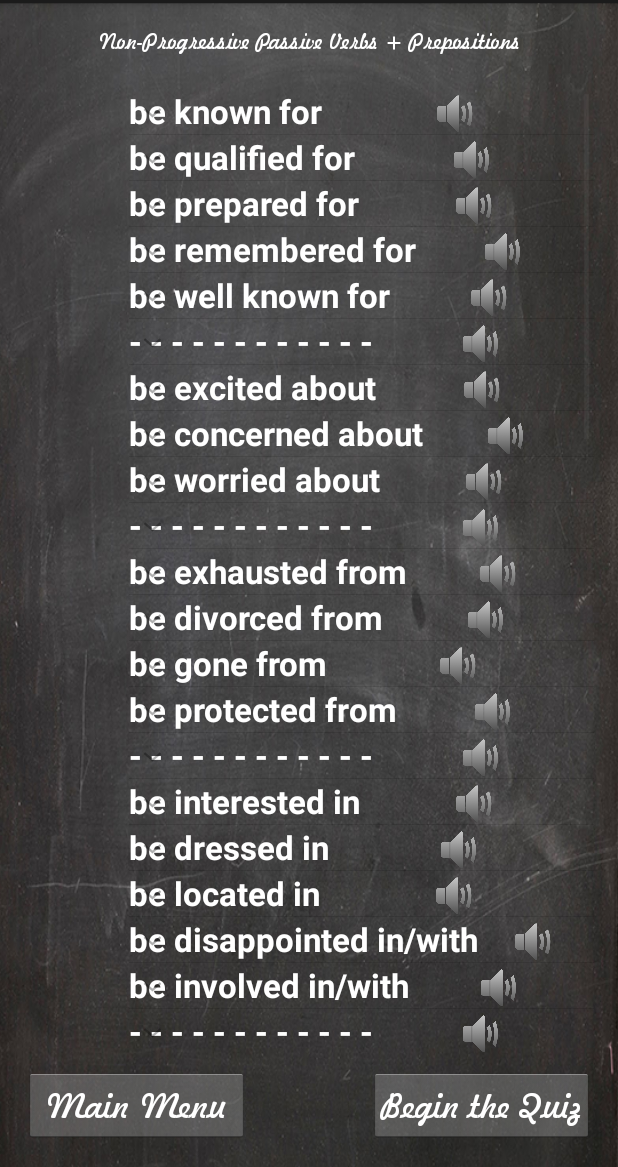
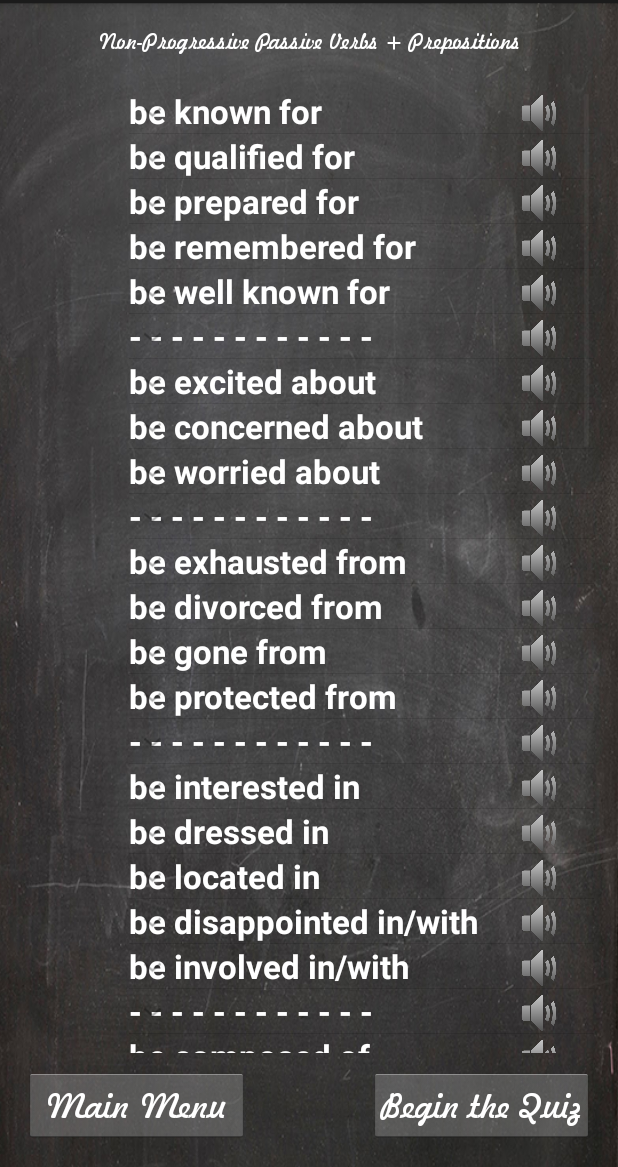
Before and after one commit to mobilotest/english_quiz, an Android app: the GrammarActivity screen opened directly, with no data from a screen before it, on a phone screen of 412 x 824 dp, the part 69-1236 px from its top. Run offline under Robolectric (Android 15) with nearby library versions, the phone set to English and light mode, and no system bars.

Commit message:
- Fixed size issue of text-to-speech icon - Added text-to-speech when user clicks on list item

```diff
--- a/app/src/main/java/sergio1tsov/english_quiz/com/englishquiz/WordListArrayAdapter.java
+++ b/app/src/main/java/sergio1tsov/english_quiz/com/englishquiz/WordListArrayAdapter.java
@@ -2,13 +2,16 @@ package sergio1tsov.english_quiz.com.englishquiz;
 
 import android.content.Context;
 import android.graphics.Typeface;
+import android.speech.tts.TextToSpeech;
 import android.view.LayoutInflater;
 import android.view.View;
 import android.view.ViewGroup;
 import android.widget.BaseExpandableListAdapter;
+import android.widget.ImageView;
 import android.widget.TextView;
 
 import java.util.ArrayList;
+import java.util.Locale;
 
 /**
  * Created by sodintso on 6/5/16.
@@ -17,11 +20,21 @@ public class WordListArrayAdapter extends BaseExpandableListAdapter {
 
     private Context mContext;
     private ArrayList <String> mWords;
+    private TextToSpeech mTts;
 
     public WordListArrayAdapter(Context context, ArrayList<String> words) {
 
         mContext = context;
         mWords = words;
+
+        mTts = new TextToSpeech(mContext, new TextToSpeech.OnInitListener() {
+            @Override
+            public void onInit(int status) {
+                if(status != TextToSpeech.ERROR) {
+                    mTts.setLanguage(Locale.getDefault());
+                }
+            }
+        });
 
     }
 
@@ -62,7 +75,7 @@ public class WordListArrayAdapter extends BaseExpandableListAdapter {
 
     @Override
     public View getGroupView(int groupPosition, boolean isExpanded, View convertView, ViewGroup parent) {
-        String word = (String) getGroup(groupPosition);
+        final String word = (String) getGroup(groupPosition);
         if (convertView == null) {
             LayoutInflater infalInflater = (LayoutInflater) this.mContext
                     .getSystemService(Context.LAYOUT_INFLATER_SERVICE);
@@ -73,6 +86,16 @@ public class WordListArrayAdapter extends BaseExpandableListAdapter {
                 .findViewById(R.id.txt_word_list);
         lblListHeader.setTypeface(null, Typeface.BOLD);
         lblListHeader.setText(word);
+
+        ImageView soundImageView = (ImageView) convertView.findViewById(R.id.sound_on);
+        soundImageView.setOnClickListener(new View.OnClickListener() {
+            @Override
+            public void onClick(View v) {
+                //String toSpeak = ed1.getText().toString();
+                //Toast.makeText(getApplicationContext(), toSpeak,Toast.LENGTH_SHORT).show();
+                mTts.speak(word, TextToSpeech.QUEUE_FLUSH, null);
+            }
+        });
 
         return convertView;
 
@@ -89,12 +112,20 @@ public class WordListArrayAdapter extends BaseExpandableListAdapter {
             convertView = infalInflater.inflate(R.layout.layout_child_word_list, null);
         }
 
-        TextView txtListChild = (TextView) convertView
-                .findViewById(R.id.txt_child);
+        TextView txtListChild = (TextView) convertView.findViewById(R.id.txt_child);
 
         txtListChild.setText("placeholder");
         return convertView;
     }
+
+//    private View.OnClickListener onSoundImageClicked = new View.OnClickListener() {
+//        @Override
+//        public void onClick(View v) {
+//            String toSpeak = ed1.getText().toString();
+//            //Toast.makeText(getApplicationContext(), toSpeak,Toast.LENGTH_SHORT).show();
+//            t1.speak(toSpeak, TextToSpeech.QUEUE_FLUSH, null);
+//        }
+//    }
 
     @Override
     public boolean isChildSelectable(int groupPosition, int childPosition) {
--- a/app/src/main/res/layout/layout_word_list.xml
+++ b/app/src/main/res/layout/layout_word_list.xml
@@ -1,23 +1,29 @@
 <?xml version="1.0" encoding="utf-8"?>
-<LinearLayout xmlns:android="http://schemas.android.com/apk/res/android"
-    android:orientation="horizontal" android:layout_width="match_parent"
+<RelativeLayout xmlns:android="http://schemas.android.com/apk/res/android"
+    android:layout_width="match_parent"
     android:layout_height="wrap_content">
 
     <TextView
         android:layout_width="wrap_content"
         android:layout_height="wrap_content"
         android:textColor="#FFFFFF"
-        android:gravity="left"
+        android:layout_alignParentLeft="true"
         android:textAppearance="?android:attr/textAppearanceLarge"
         android:text="Large Text"
         android:id="@+id/txt_word_list" />
 
     <ImageView
-        android:layout_width="match_parent"
-        android:layout_height="30dp"
-        android:gravity="right"
+        android:layout_width="wrap_content"
+        android:layout_height="wrap_content"
+        android:layout_toRightOf="@+id/txt_word_list"
+        android:layout_alignTop="@+id/txt_word_list"
+        android:layout_alignBottom="@+id/txt_word_list"
+        android:scaleType="fitEnd"
+        android:paddingRight="20dp"
+        android:layout_alignParentEnd="true"
+        android:layout_alignParentRight="true"
         android:adjustViewBounds="true"
         android:id="@+id/sound_on"
         android:src="@drawable/sound_on" />
 
-</LinearLayout>
+</RelativeLayout>
```
